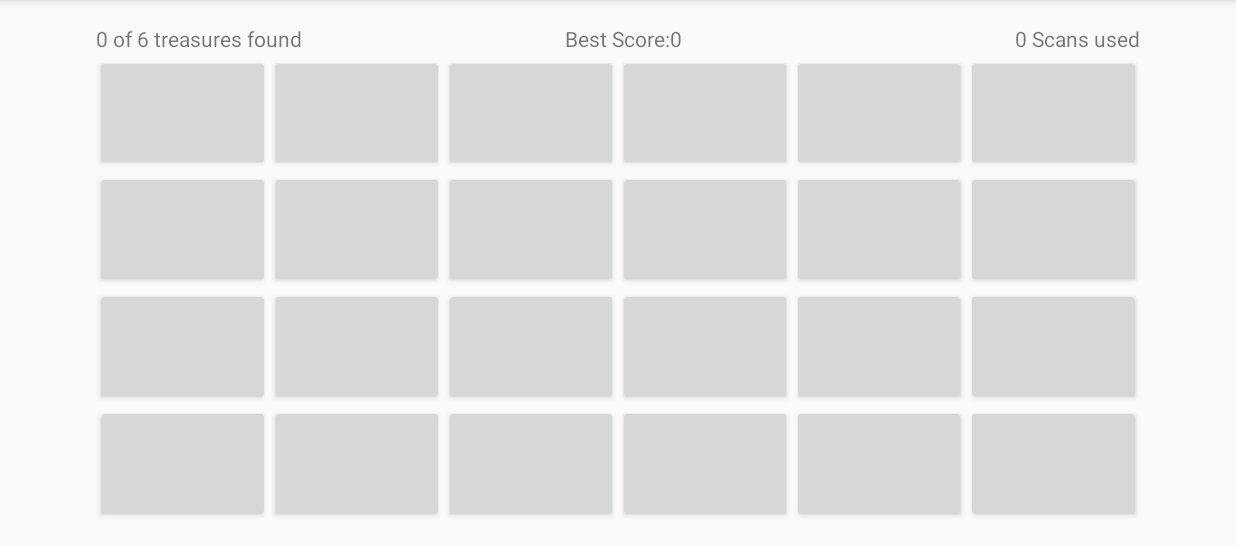
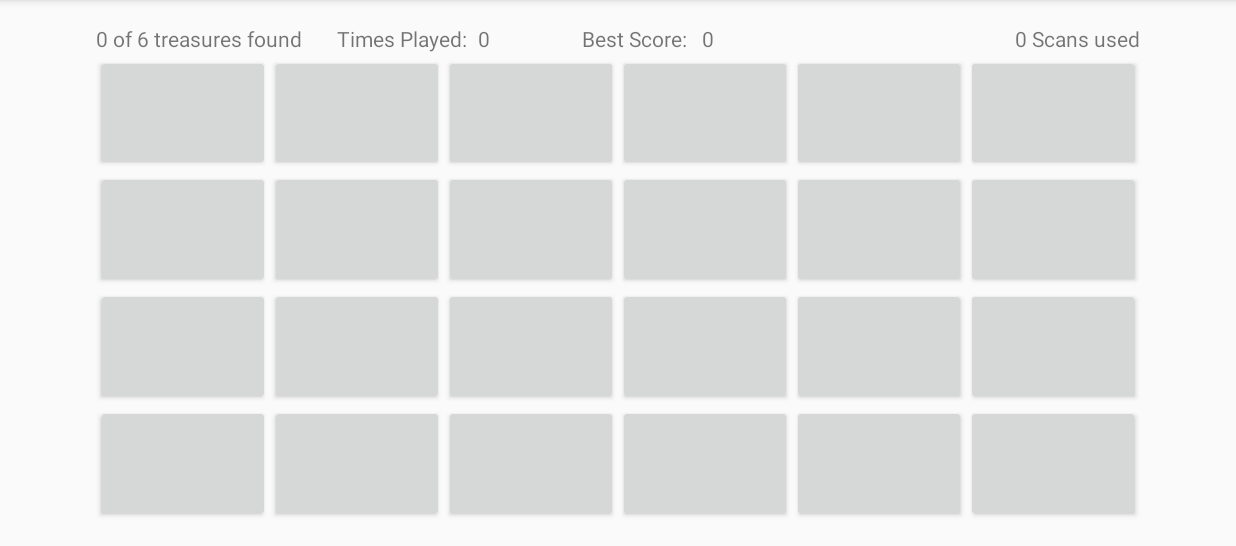
Before and after one commit to rd-code-23/Treasure-Hunter, an Android app: the PlayGameActivity screen opened directly, with no data from a screen before it, on a phone screen of 824 x 412 dp (held sideways), the part 72-618 px from its top. Run offline under Robolectric (Android 15) with nearby library versions, the phone set to English and light mode, and no system bars.

Commit message:
added number of times played

```diff
--- a/app/src/main/java/com/example/rdhol/mineseeker/Options.java
+++ b/app/src/main/java/com/example/rdhol/mineseeker/Options.java
@@ -15,6 +15,7 @@ import android.widget.Spinner;
 import java.security.InvalidParameterException;
 
 import static com.example.rdhol.mineseeker.PlayGameActivity.BEST_SCORE;
+import static com.example.rdhol.mineseeker.PlayGameActivity.GAMES_PLAYED;
 
 public class Options extends AppCompatActivity {
 
@@ -53,6 +54,7 @@ public class Options extends AppCompatActivity {
         setupMineNumberSpin();
         setupEraseTimesPlayedButton();
         setupEraseBestScoreButton();
+        setupEraseGamesPlayed();
         loadSpinners();
     }
 
@@ -176,4 +178,16 @@ public class Options extends AppCompatActivity {
             }
         });
     }
+
+    private void setupEraseGamesPlayed() {
+        Button btn = (Button) findViewById(R.id.btn_EraseTimesPlayed);
+        btn.setOnClickListener(new View.OnClickListener() {
+            @Override
+            public void onClick(View v) {
+                SharedPreferences loadBestScore = getSharedPreferences(GAMES_PLAYED, Context.MODE_PRIVATE);
+                SharedPreferences.Editor editor = loadBestScore.edit().clear();
+                editor.commit();
+            }
+        });
+    }
 }
--- a/app/src/main/java/com/example/rdhol/mineseeker/PlayGameActivity.java
+++ b/app/src/main/java/com/example/rdhol/mineseeker/PlayGameActivity.java
@@ -25,11 +25,14 @@ import static com.example.rdhol.mineseeker.Options.BOARD_SIZE_OPTION_KEY;
 import static com.example.rdhol.mineseeker.Options.MINE_NUM_KEY;
 import static com.example.rdhol.mineseeker.Options.OPTIONS_PREFS_KEY;
 import static com.example.rdhol.mineseeker.R.id.textView;
+import static java.lang.reflect.Array.getInt;
 
 public class PlayGameActivity extends AppCompatActivity {
 
     public static final String BEST_SCORE = "BEST_SCORE";
     public static final String REPLACE_BEST_SCORE = "REPLACE_BEST_SCORE";
+    public static final String GAMES_PLAYED = "GAMES_PLAYED";
+    public static final String GET_GAMES_PLAYED = "GET_GAMES_PLAYED";
     int numOfCols;
     int numOfRows;
     private GameCell[][] gameCells;
@@ -47,6 +50,7 @@ public class PlayGameActivity extends AppCompatActivity {
         super.onCreate(savedInstanceState);
         setContentView(R.layout.activity_play_game);
         loadBestScore();
+        loadNumberOfGames();
         loadNumOfMines();
         loadBoardRow();
         loadBoardCol();
@@ -60,6 +64,7 @@ public class PlayGameActivity extends AppCompatActivity {
         //TODO: Add error handling for loading/saving
         //TODO: MOVE code into a separate class, this method is way to large
         //TODO: HANDLE saving  on exit
+
 
         numOfTreasuresFound = 0;
         numOfScansUsed = 0;
@@ -138,6 +143,7 @@ public class PlayGameActivity extends AppCompatActivity {
         updateUI();
         if (numOfTreasuresFound >= numOfTreasures) {
             saveBestScore();
+            saveNumberOfGames();
             displayWinDialog();
         }
     }
@@ -315,7 +321,7 @@ public class PlayGameActivity extends AppCompatActivity {
         String bestScoreString = sharedPref.getString(REPLACE_BEST_SCORE, "0");
 
         int bestScore = Integer.parseInt(bestScoreString);
-        if(bestScore <=0){
+        if (bestScore <= 0) {
             String newBestScore = Integer.toString(numOfScansUsed);
             editor.putString(REPLACE_BEST_SCORE, newBestScore);
             editor.apply();
@@ -337,4 +343,22 @@ public class PlayGameActivity extends AppCompatActivity {
 
     }
 
+    private void saveNumberOfGames() {
+        SharedPreferences sharedPref = getSharedPreferences(GAMES_PLAYED, Context.MODE_PRIVATE);
+        SharedPreferences.Editor editor = sharedPref.edit();
+        int gamesPlayed = sharedPref.getInt(GET_GAMES_PLAYED, 0);
+        gamesPlayed += 1;
+        editor.putInt(GET_GAMES_PLAYED, gamesPlayed);
+        editor.apply();
+    }
+
+    private void loadNumberOfGames() {
+        SharedPreferences loadGamesPlayed = getSharedPreferences(GAMES_PLAYED, Context.MODE_PRIVATE);
+        int numGamesPlayed = loadGamesPlayed.getInt(GET_GAMES_PLAYED, 0);
+        TextView textView = (TextView) findViewById(R.id.txt_GamesPlayed);
+        String numGamesPlayedString = String.valueOf(numGamesPlayed);
+        textView.setText(numGamesPlayedString);
+
+    }
+
 }
--- a/app/src/main/res/layout/activity_play_game.xml
+++ b/app/src/main/res/layout/activity_play_game.xml
@@ -41,19 +41,46 @@
     </TableLayout>
 
     <TextView
+        android:text="TextView"
+        android:layout_width="wrap_content"
+        android:layout_height="wrap_content"
+        android:id="@+id/txt_BestScore"
+        android:layout_alignParentTop="true"
+        android:layout_toRightOf="@+id/txt_TimesPlayed"
+        android:layout_toEndOf="@+id/txt_TimesPlayed"
+        android:layout_marginLeft="10dp"
+        android:layout_marginStart="10dp" />
+
+    <TextView
+        android:text="@string/Times_Played"
+        android:layout_width="wrap_content"
+        android:layout_height="wrap_content"
+        android:id="@+id/textView5"
+        android:layout_marginLeft="23dp"
+        android:layout_marginStart="23dp"
+        android:layout_alignParentTop="true"
+        android:layout_toRightOf="@+id/txtNumOfTreasuresFound"
+        android:layout_toEndOf="@+id/txtNumOfTreasuresFound" />
+
+    <TextView
         android:text="Best Score:"
         android:layout_width="wrap_content"
         android:layout_height="wrap_content"
-        android:layout_above="@+id/tableForGameCells"
-        android:layout_centerHorizontal="true"
-        android:id="@+id/txt_TimesPlayed" />
+        android:id="@+id/txt_TimesPlayed"
+        android:layout_marginLeft="61dp"
+        android:layout_marginStart="61dp"
+        android:layout_alignParentTop="true"
+        android:layout_toRightOf="@+id/txt_GamesPlayed"
+        android:layout_toEndOf="@+id/txt_GamesPlayed" />
 
     <TextView
-        android:text="TextView"
         android:layout_width="wrap_content"
         android:layout_height="wrap_content"
+        android:id="@+id/txt_GamesPlayed"
+        android:text="FFF"
         android:layout_alignParentTop="true"
-        android:layout_toRightOf="@+id/txt_TimesPlayed"
-        android:layout_toEndOf="@+id/txt_TimesPlayed"
-        android:id="@+id/txt_BestScore" />
+        android:layout_toRightOf="@+id/textView5"
+        android:layout_toEndOf="@+id/textView5"
+        android:layout_marginLeft="7dp"
+        android:layout_marginStart="7dp" />
 </RelativeLayout>
--- a/app/src/main/res/values/strings.xml
+++ b/app/src/main/res/values/strings.xml
@@ -31,5 +31,6 @@
     </string>
     <string name="a_red_gem">A red gem</string>
     <string name="Reset_Best_Score">reset best score</string>
+    <string name="Times_Played">Times Played:</string>
 
 </resources>
```
